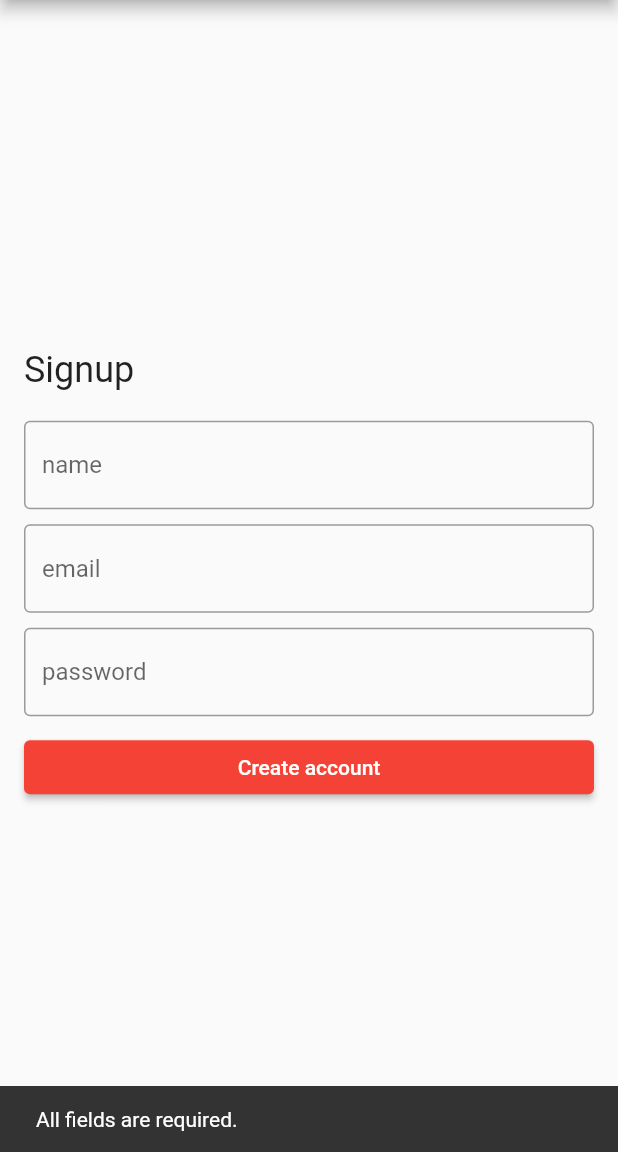
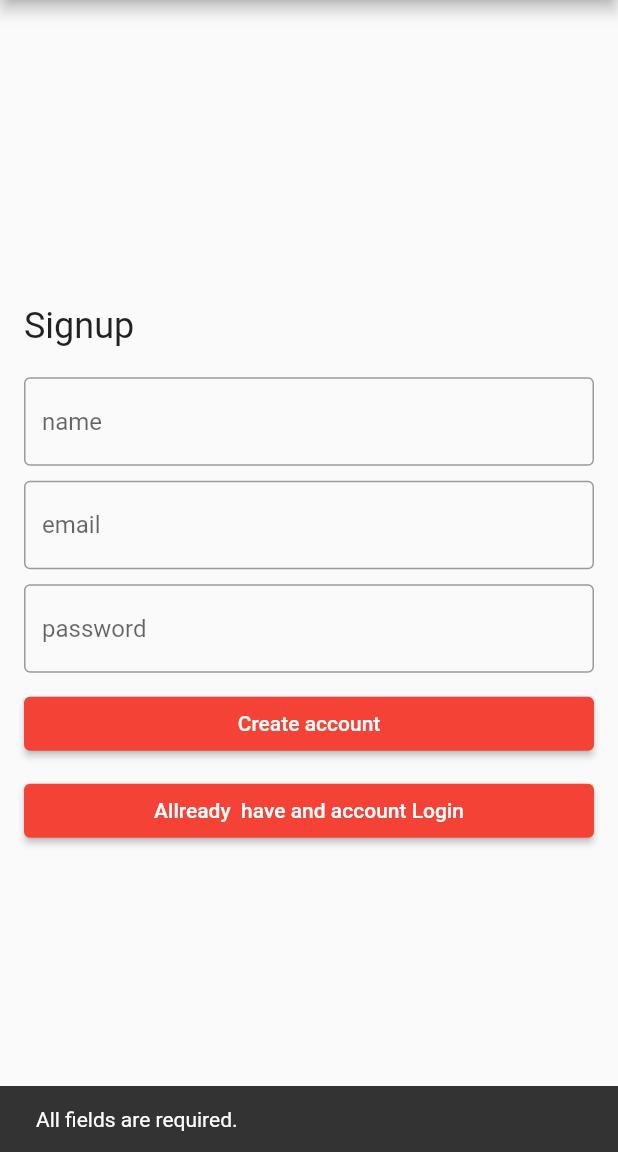
Before and after one commit to Jonathanvanhaaften/flutter_appwrite_1, a Flutter app: the SigninPage screen opened by its route, after a tap on "Create account", on a phone screen of 412 x 824 dp, the part 84-1236 px from its top. Run offline on Flutter 3.47's test engine with Material 2 defaults, Android fonts, the phone set to English and light mode, and no system bars; our stand-ins replace appwrite.

Commit message:
sign in and login lead to home page

```diff
--- a/lib/features/auth/presentation/notifiers/auth_state.dart
+++ b/lib/features/auth/presentation/notifiers/auth_state.dart
@@ -1,7 +1,7 @@
 import 'package:flutter_appwrite_1/core/res/app_constants.dart';
 import 'package:flutter/widgets.dart';
 import 'package:appwrite/appwrite.dart';
-import 'package:flutter_appwrite_1/features/auth/data/model/user.dart';
+// import 'package:flutter_appwrite_1/features/auth/data/model/user.dart';
 
 // class AuthState extends ChangeNotifier {
 //   Client client = Client();
@@ -146,6 +146,7 @@ class Authstate {
       await account.get();
       return true;
     } on AppwriteException catch (e) {
+      debugPrint(e.toString());
       return false;
     }
   }
--- a/lib/features/auth/presentation/pages/login.dart
+++ b/lib/features/auth/presentation/pages/login.dart
@@ -1,6 +1,6 @@
 import 'package:flutter/material.dart';
 import 'package:flutter_appwrite_1/features/auth/presentation/notifiers/auth_state.dart';
-import 'package:provider/provider.dart';
+// import 'package:provider/provider.dart';
 
 class LoginPage extends StatefulWidget {
   const LoginPage({Key? key}) : super(key: key);
--- a/lib/features/auth/presentation/pages/signup.dart
+++ b/lib/features/auth/presentation/pages/signup.dart
@@ -1,6 +1,8 @@
 import 'package:flutter/material.dart';
 import 'package:flutter_appwrite_1/features/auth/presentation/notifiers/auth_state.dart';
-import 'package:provider/provider.dart';
+import 'package:flutter_appwrite_1/features/auth/presentation/pages/login.dart';
+import 'package:flutter_appwrite_1/features/general/presentation/pages/home.dart';
+// import 'package:provider/provider.dart';
 
 class SigninPage extends StatefulWidget {
   const SigninPage({Key? key}) : super(key: key);
@@ -32,18 +34,18 @@ class _SigninPageState extends State<SigninPage> {
               const SizedBox(height: 20.0),
               TextField(
                 controller: _nameController,
-                decoration: InputDecoration(hintText: "name"),
+                decoration: const InputDecoration(hintText: "name"),
               ),
               const SizedBox(height: 10.0),
               TextField(
                 controller: _emailController,
-                decoration: InputDecoration(hintText: "email"),
+                decoration: const InputDecoration(hintText: "email"),
               ),
               const SizedBox(height: 10.0),
               TextField(
                 controller: _passwordController,
                 obscureText: true,
-                decoration: InputDecoration(hintText: "password"),
+                decoration: const InputDecoration(hintText: "password"),
               ),
               const SizedBox(
                 height: 10.0,
@@ -67,10 +69,28 @@ class _SigninPageState extends State<SigninPage> {
                     ScaffoldMessenger.of(context).showSnackBar(const SnackBar(
                       content: Text("Account created, login to continue."),
                     ));
-                    Navigator.pop(context);
+                    Navigator.push(
+                      context,
+                      MaterialPageRoute(
+                        builder: (context) => HomePage(),
+                      ),
+                    );
                   }
                 },
-              )
+              ),
+              const SizedBox(
+                height: 10.0,
+              ),
+              ElevatedButton(
+                  onPressed: () {
+                    Navigator.push(
+                      context,
+                      MaterialPageRoute(
+                        builder: (context) => LoginPage(),
+                      ),
+                    );
+                  },
+                  child: const Text("Allready  have and account Login")),
             ],
           ),
         ));
```
Also changed, not shown: lib/core/presentation/routes.dart (+3 -5 lines), lib/main.dart (+1 -8 lines).
